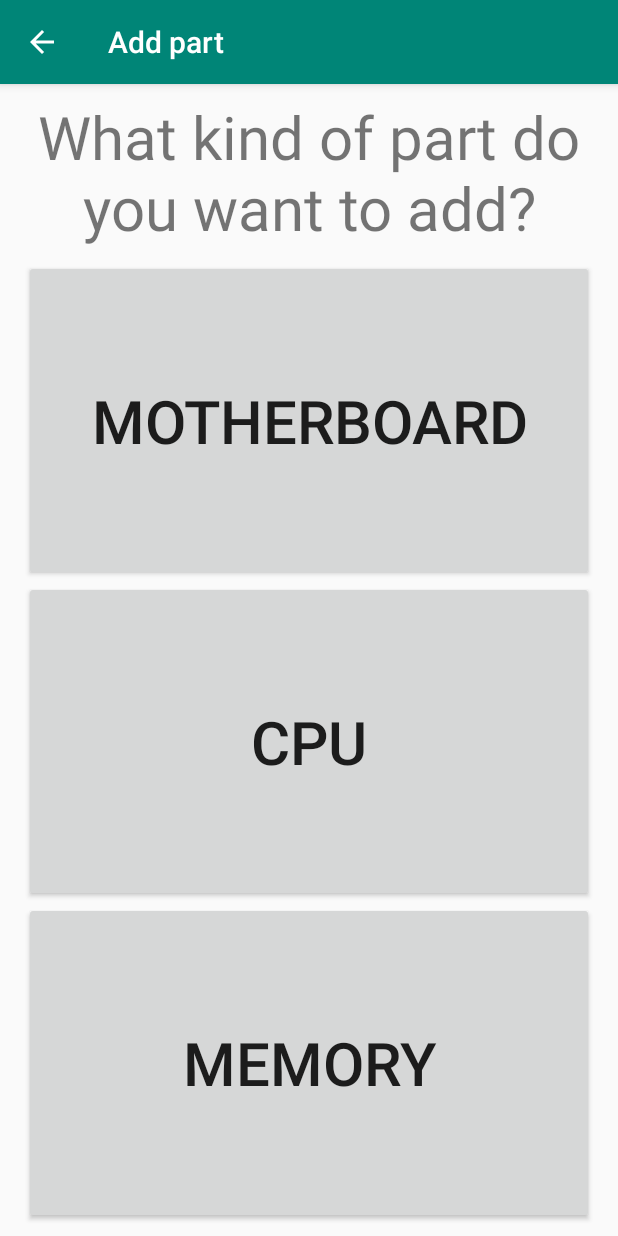
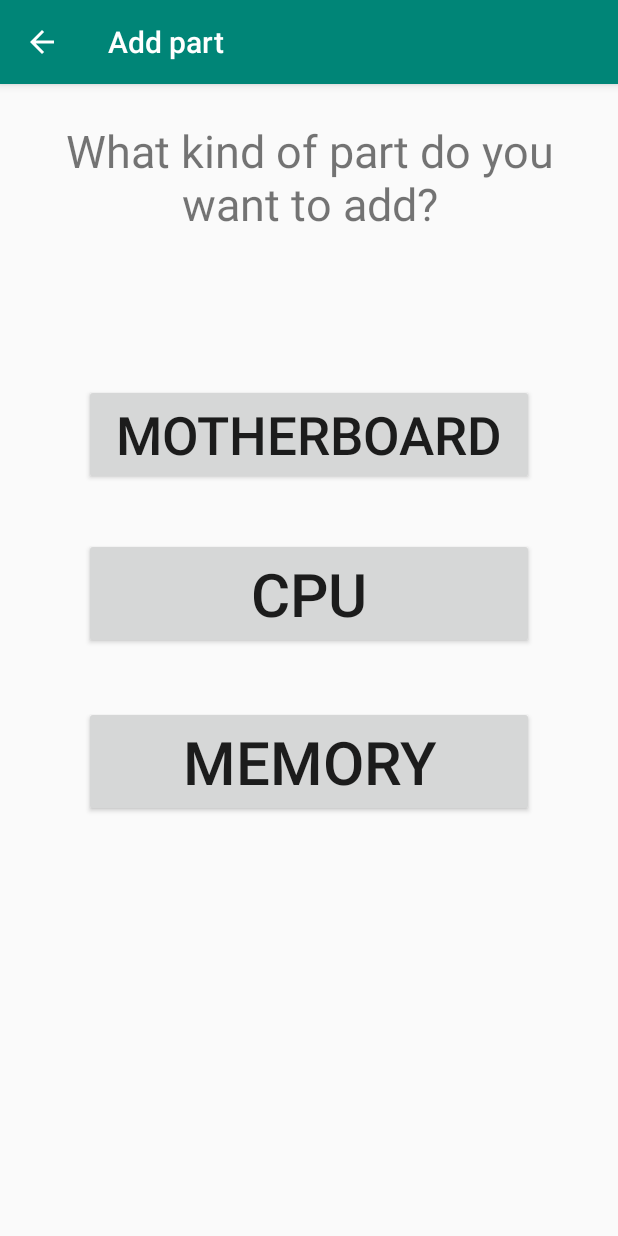
Before and after one commit to abbysoft-team/WiseBuild, an Android app: the AddPartActivity screen opened directly, with no data from a screen before it, on a phone screen of 412 x 824 dp. Run offline under Robolectric (Android 15) with nearby library versions, the phone set to English and light mode, and no system bars.

Commit message:
Some fixes on activity adding screen

```diff
--- a/app/src/main/res/layout/activity_add_part.xml
+++ b/app/src/main/res/layout/activity_add_part.xml
@@ -10,71 +10,69 @@
         android:id="@+id/textView2"
         android:layout_width="wrap_content"
         android:layout_height="wrap_content"
-        android:layout_marginStart="8dp"
-        android:layout_marginLeft="8dp"
-        android:layout_marginTop="8dp"
-        android:layout_marginEnd="8dp"
-        android:layout_marginRight="8dp"
+        android:layout_marginStart="32dp"
+        android:layout_marginLeft="32dp"
+        android:layout_marginTop="24dp"
+        android:layout_marginEnd="32dp"
+        android:layout_marginRight="32dp"
         android:gravity="center"
+        android:paddingLeft="10dp"
+        android:paddingRight="10dp"
         android:text="@string/add_part_category_choose_tooltip"
-        android:textSize="40sp"
+        android:textSize="30sp"
         app:layout_constraintEnd_toEndOf="parent"
         app:layout_constraintStart_toStartOf="parent"
         app:layout_constraintTop_toTopOf="parent" />
 
-    <LinearLayout
-        android:layout_width="match_parent"
+    <Button
+        android:id="@+id/add_memory_button"
+        android:layout_width="300dp"
         android:layout_height="0dp"
         android:layout_marginStart="8dp"
         android:layout_marginLeft="8dp"
-        android:layout_marginTop="8dp"
+        android:layout_marginTop="38dp"
         android:layout_marginEnd="8dp"
         android:layout_marginRight="8dp"
-        android:layout_marginBottom="8dp"
-        android:gravity="center"
-        android:orientation="vertical"
-        app:layout_constraintBottom_toBottomOf="parent"
+        android:layout_weight="1"
+        android:onClick="addMemory"
+        android:text="@string/memory"
+        android:textSize="40sp"
         app:layout_constraintEnd_toEndOf="parent"
         app:layout_constraintStart_toStartOf="parent"
-        app:layout_constraintTop_toBottomOf="@+id/textView2">
+        app:layout_constraintTop_toBottomOf="@+id/add_cpu_button" />
 
     <Button
         android:id="@+id/add_motherboard_button"
-            android:layout_width="match_parent"
-            android:layout_height="0dp"
+        android:layout_width="300dp"
+        android:layout_height="wrap_content"
         android:layout_marginStart="8dp"
         android:layout_marginLeft="8dp"
+        android:layout_marginTop="100dp"
         android:layout_marginEnd="8dp"
         android:layout_marginRight="8dp"
         android:layout_weight="1"
         android:onClick="addMotherboard"
         android:text="@string/motherboard"
-            android:textSize="40sp" />
+        android:textSize="35sp"
+        app:layout_constraintEnd_toEndOf="parent"
+        app:layout_constraintStart_toStartOf="parent"
+        app:layout_constraintTop_toBottomOf="@+id/textView2" />
 
     <Button
         android:id="@+id/add_cpu_button"
-            android:layout_width="match_parent"
+        android:layout_width="300dp"
         android:layout_height="0dp"
         android:layout_marginStart="8dp"
         android:layout_marginLeft="8dp"
+        android:layout_marginTop="35dp"
         android:layout_marginEnd="8dp"
         android:layout_marginRight="8dp"
         android:layout_weight="1"
         android:onClick="addCPU"
         android:text="@string/cpu"
-            android:textSize="40sp" />
+        android:textSize="40sp"
+        app:layout_constraintEnd_toEndOf="parent"
+        app:layout_constraintStart_toStartOf="parent"
+        app:layout_constraintTop_toBottomOf="@+id/add_motherboard_button" />
 
-        <Button
-            android:id="@+id/add_memory_button"
-            android:layout_width="match_parent"
-            android:layout_height="0dp"
-            android:layout_marginStart="8dp"
-            android:layout_marginLeft="8dp"
-            android:layout_marginEnd="8dp"
-            android:layout_marginRight="8dp"
-            android:layout_weight="1"
-            android:onClick="addMemory"
-            android:text="@string/memory"
-            android:textSize="40sp" />
-    </LinearLayout>
 </androidx.constraintlayout.widget.ConstraintLayout>
```
Lines whose indentation alone changed are shown as unchanged.
